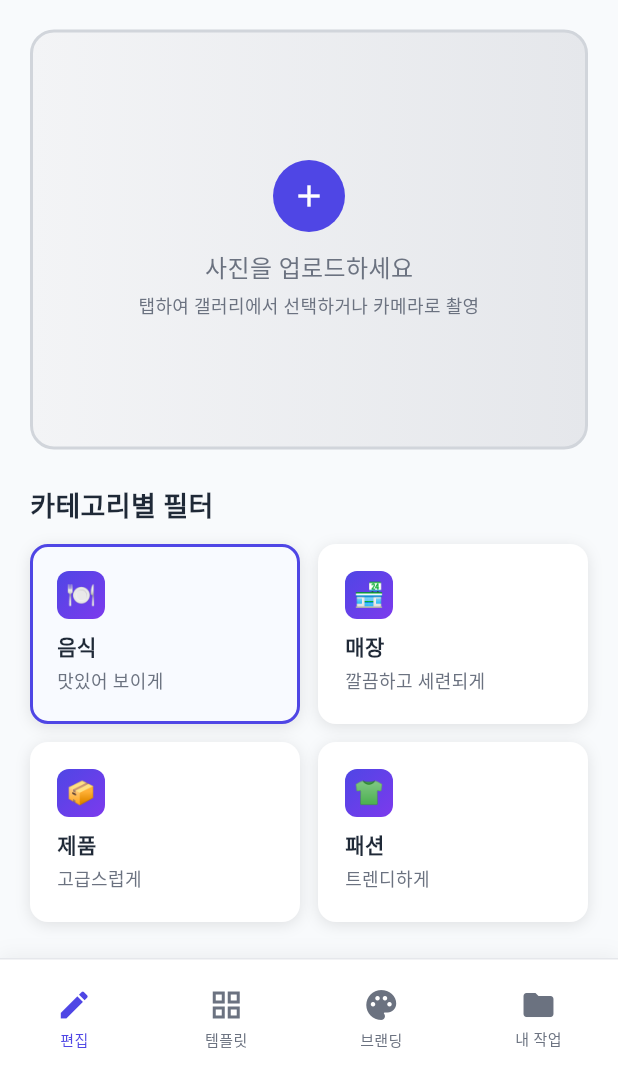
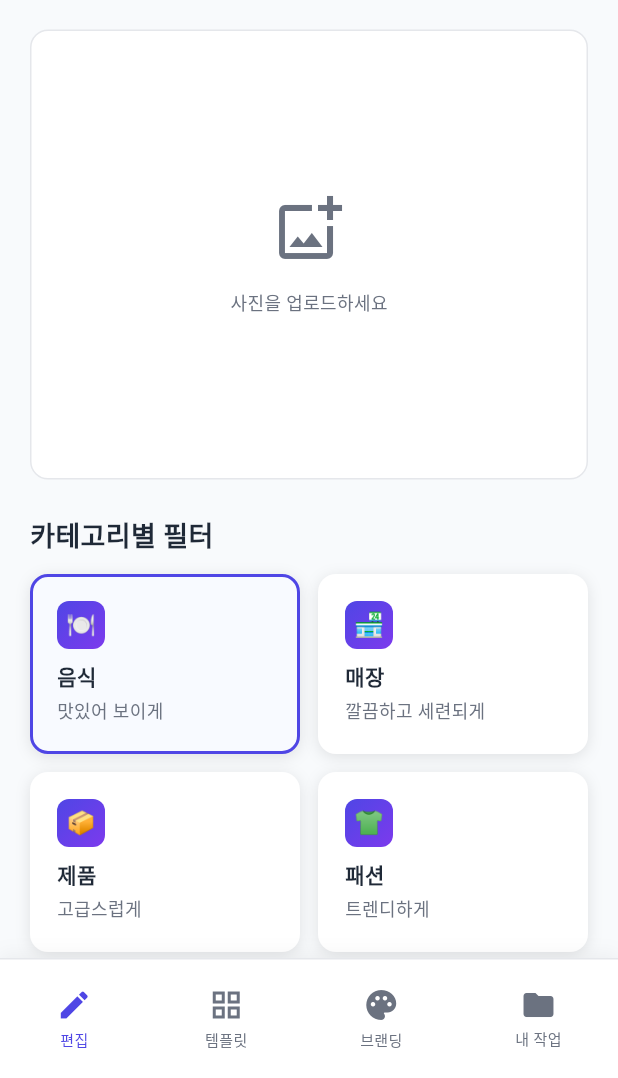
Before and after one commit to Aliasss/photo_filter, a Flutter app: the screen it shows after launch, on a phone screen of 412 x 824 dp, the part 158-1236 px from its top. Run offline on Flutter 3.47's test engine with Material 3 defaults, Android fonts, the phone set to English and light mode, and no system bars; our stand-ins replace image_gallery_saver, image_picker; missing offline and left inert: dart:html; Roboto replaces fonts that are missing (NotoSans).

Commit message:
필터 적용 수정

```diff
--- a/lib/screens/main_screen.dart
+++ b/lib/screens/main_screen.dart
@@ -115,81 +115,79 @@ class _MainScreenState extends State<MainScreen> with TickerProviderStateMixin {
   }
 
   Widget _buildPhotoPreview() {
+    if (_originalImage == null) {
       return GestureDetector(
         onTap: _showImageSourceDialog,
         child: Container(
           width: double.infinity,
-        height: 280,
+          height: 300,
           decoration: BoxDecoration(
-          gradient: _originalImage == null
-            ? const LinearGradient(
-                colors: [Color(0xFFF3F4F6), Color(0xFFE5E7EB)],
-              )
-            : null,
-          borderRadius: BorderRadius.circular(16),
-          border: Border.all(
-            color: AppColors.borderDashed,
-            width: 2,
+            color: AppColors.surface,
+            borderRadius: BorderRadius.circular(12),
+            border: Border.all(color: AppColors.border),
+          ),
+          child: Column(
+            mainAxisAlignment: MainAxisAlignment.center,
+            children: [
+              Icon(
+                Icons.add_photo_alternate_outlined,
+                size: 48,
+                color: AppColors.textSecondary,
+              ),
+              const SizedBox(height: 16),
+              Text(
+                '사진을 업로드하세요',
+                style: AppTextStyles.categoryDesc.copyWith(
+                  color: AppColors.textSecondary,
                 ),
               ),
-        child: _originalImage == null
-          ? Column(
-              mainAxisAlignment: MainAxisAlignment.center,
+            ],
+          ),
+        ),
+      );
+    }
+
+    return Stack(
       children: [
-                if (_isUploading)
-                  const CircularProgressIndicator(
-                    valueColor: AlwaysStoppedAnimation<Color>(AppColors.primary),
-                  )
-                else ...[
         Container(
-                    width: 48,
-                    height: 48,
-                    decoration: const BoxDecoration(
-                      color: AppColors.primary,
-                      shape: BoxShape.circle,
+          width: double.infinity,
+          height: 300,
+          decoration: BoxDecoration(
+            color: AppColors.surface,
+            borderRadius: BorderRadius.circular(12),
+            border: Border.all(color: AppColors.border),
           ),
-                    child: const Icon(Icons.add, color: Colors.white, size: 24),
+          child: ClipRRect(
+            borderRadius: BorderRadius.circular(12),
+            child: ColorFiltered(
+              colorFilter: ColorFilter.matrix(
+                _selectedFilterIndex >= 0
+                    ? FilterUtils.getMatrixForFilter(FilterCategory.categories[_selectedCategoryIndex].filters[_selectedFilterIndex])
+                    : [
+                        1.0, 0.0, 0.0, 0.0, 0.0,
+                        0.0, 1.0, 0.0, 0.0, 0.0,
+                        0.0, 0.0, 1.0, 0.0, 0.0,
+                        0.0, 0.0, 0.0, 1.0, 0.0,
+                      ],
               ),
-                  const SizedBox(height: 12),
-                  Text(
-                    '사진을 업로드하세요',
-                    style: AppTextStyles.categoryDesc.copyWith(fontSize: 16),
-                  ),
-                  const SizedBox(height: 4),
-                  Text(
-                    '탭하여 갤러리에서 선택하거나 카메라로 촬영',
-                    style: AppTextStyles.categoryDesc.copyWith(fontSize: 12),
-                    textAlign: TextAlign.center,
-                  ),
-                ],
-              ],
-            )
-          : Stack(
-              children: [
-                ClipRRect(
-                  borderRadius: BorderRadius.circular(16),
-                  child: ColorFiltered(
-                    colorFilter: ColorFilter.matrix(_currentMatrix),
               child: kIsWeb
                   ? Image.memory(
                       _originalImage,
-                          width: double.infinity,
-                          height: 280,
                       fit: BoxFit.cover,
                     )
                   : Image.file(
                       _originalImage,
-                          width: double.infinity,
-                          height: 280,
                       fit: BoxFit.cover,
                     ),
             ),
           ),
+        ),
         Positioned(
-                  top: 12,
-                  right: 12,
-                  child: GestureDetector(
-                    onTap: () {
+          top: 8,
+          right: 8,
+          child: IconButton(
+            icon: const Icon(Icons.close, color: Colors.white),
+            onPressed: () {
               setState(() {
                 _originalImage = null;
                 _selectedFilterIndex = -1;
@@ -201,23 +199,9 @@ class _MainScreenState extends State<MainScreen> with TickerProviderStateMixin {
                 ];
               });
             },
-                    child: Container(
-                      padding: const EdgeInsets.all(8),
-                      decoration: BoxDecoration(
-                        color: Colors.black.withOpacity(0.6),
-                        shape: BoxShape.circle,
-                      ),
-                      child: const Icon(
-                        Icons.close,
-                        color: Colors.white,
-                        size: 16,
-                      ),
-                    ),
           ),
         ),
       ],
-            ),
-      ),
     );
   }
 
--- a/lib/utils/filter_utils.dart
+++ b/lib/utils/filter_utils.dart
@@ -2,50 +2,54 @@ import 'dart:ui' as ui;
 import 'package:flutter/material.dart';
 
 class FilterUtils {
-  // 기본 필터 매트릭스
-  static List<double> getVividMatrix() => [
-    1.2, 0.0, 0.0, 0.0, 0.0,
-    0.0, 1.2, 0.0, 0.0, 0.0,
-    0.0, 0.0, 1.2, 0.0, 0.0,
-    0.0, 0.0, 0.0, 1.0, 0.0,
-  ];
+  // 필터별 기본 값 정의
+  static Map<String, Map<String, double>> filterPresets = {
+    // 매장 카테고리
+    'modern_black': {'brightness': -0.1, 'contrast': 0.2, 'warmth': -0.05},
+    'warm_wood': {'brightness': 0.05, 'contrast': 0.0, 'warmth': 0.15},
+    'minimal': {'brightness': 0.1, 'contrast': -0.05, 'warmth': 0.0},
 
-  static List<double> getClassicMatrix() => [
-    1.1, 0.0, 0.0, 0.0, 0.1,
-    0.0, 1.1, 0.0, 0.0, 0.1,
-    0.0, 0.0, 1.0, 0.0, 0.1,
-    0.0, 0.0, 0.0, 1.0, 0.0,
-  ];
+    // 음식 카테고리
+    'delicious': {'brightness': 0.05, 'contrast': 0.1, 'warmth': 0.1},
+    'vivid': {'brightness': 0.0, 'contrast': 0.15, 'warmth': 0.05},
 
-  static List<double> getModernMatrix() => [
-    1.3, 0.0, 0.0, 0.0, 0.0,
-    0.0, 1.3, 0.0, 0.0, 0.0,
-    0.0, 0.0, 1.3, 0.0, 0.0,
-    0.0, 0.0, 0.0, 1.0, 0.0,
-  ];
+    // 제품 카테고리
+    'luxury': {'brightness': -0.05, 'contrast': 0.1, 'warmth': -0.1},
+    'clean': {'brightness': 0.15, 'contrast': 0.0, 'warmth': -0.05},
 
-  static List<double> getVintageMatrix() => [
-    0.393, 0.769, 0.189, 0.0, 0.0,
-    0.349, 0.686, 0.168, 0.0, 0.0,
-    0.272, 0.534, 0.131, 0.0, 0.0,
-    0.0, 0.0, 0.0, 1.0, 0.0,
-  ];
+    // 패션 카테고리
+    'trendy': {'brightness': 0.0, 'contrast': 0.05, 'warmth': 0.05},
+    'vintage': {'brightness': -0.05, 'contrast': -0.05, 'warmth': 0.2},
+  };
 
-  static List<double> getDramaticMatrix() => [
-    1.4, 0.0, 0.0, 0.0, -0.1,
-    0.0, 1.4, 0.0, 0.0, -0.1,
-    0.0, 0.0, 1.4, 0.0, -0.1,
-    0.0, 0.0, 0.0, 1.0, 0.0,
-  ];
+  // 필터별 ColorMatrix 생성
+  static List<double> getMatrixForFilter(String filterName) {
+    final preset = filterPresets[filterName] ??
+      {'brightness': 0.0, 'contrast': 0.0, 'warmth': 0.0};
 
-  // 조정값에 따른 매트릭스 생성
+    return createAdjustmentMatrix(
+      brightness: preset['brightness']!,
+      contrast: preset['contrast']!,
+      warmth: preset['warmth']!,
+    );
+  }
+
+  // 조정값으로 ColorMatrix 생성
   static List<double> createAdjustmentMatrix({
     required double brightness,
     required double contrast,
     required double warmth,
   }) {
+    // 기본 행렬 (단위 행렬)
+    List<double> matrix = [
+      1.0, 0.0, 0.0, 0.0, 0.0,
+      0.0, 1.0, 0.0, 0.0, 0.0,
+      0.0, 0.0, 1.0, 0.0, 0.0,
+      0.0, 0.0, 0.0, 1.0, 0.0,
+    ];
+
     // 밝기 조정
-    final brightnessMatrix = [
+    List<double> brightnessMatrix = [
       1.0, 0.0, 0.0, 0.0, brightness,
       0.0, 1.0, 0.0, 0.0, brightness,
       0.0, 0.0, 1.0, 0.0, brightness,
@@ -53,80 +57,53 @@ class FilterUtils {
     ];
 
     // 대비 조정
-    final contrastFactor = 1.0 + contrast;
-    final contrastMatrix = [
+    double contrastFactor = 1.0 + contrast;
+    List<double> contrastMatrix = [
       contrastFactor, 0.0, 0.0, 0.0, 0.0,
       0.0, contrastFactor, 0.0, 0.0, 0.0,
       0.0, 0.0, contrastFactor, 0.0, 0.0,
       0.0, 0.0, 0.0, 1.0, 0.0,
     ];
 
-    // 따뜻함 조정
-    final warmthMatrix = [
-      1.0 + warmth * 0.1, 0.0, 0.0, 0.0, 0.0,
+    // 따뜻함 조정 (RGB 채널 조정)
+    List<double> warmthMatrix = [
+      1.0 + warmth, 0.0, 0.0, 0.0, 0.0,
       0.0, 1.0, 0.0, 0.0, 0.0,
-      0.0, 0.0, 1.0 - warmth * 0.1, 0.0, 0.0,
+      0.0, 0.0, 1.0 - warmth, 0.0, 0.0,
       0.0, 0.0, 0.0, 1.0, 0.0,
     ];
 
-    // 매트릭스 곱셈 (단순화된 버전)
-    return multiplyMatrices([
-      brightnessMatrix,
-      contrastMatrix,
-      warmthMatrix,
-    ]);
+    // 행렬 곱셈으로 모든 효과 결합
+    matrix = multiplyMatrices(matrix, brightnessMatrix);
+    matrix = multiplyMatrices(matrix, contrastMatrix);
+    matrix = multiplyMatrices(matrix, warmthMatrix);
+
+    return matrix;
   }
 
-  // 매트릭스 곱셈 (단순화된 버전)
-  static List<double> multiplyMatrices(List<List<double>> matrices) {
-    if (matrices.isEmpty) return [
-      1.0, 0.0, 0.0, 0.0, 0.0,
-      0.0, 1.0, 0.0, 0.0, 0.0,
-      0.0, 0.0, 1.0, 0.0, 0.0,
-      0.0, 0.0, 0.0, 1.0, 0.0,
-    ];
+  // 행렬 곱셈 함수
+  static List<double> multiplyMatrices(List<double> a, List<double> b) {
+    List<double> result = List<double>.filled(20, 0.0);
 
-    var result = matrices[0];
-    for (var i = 1; i < matrices.length; i++) {
-      result = _multiplyTwoMatrices(result, matrices[i]);
+    for (int i = 0; i < 4; i++) {
+      for (int j = 0; j < 5; j++) {
+        double sum = 0.0;
+        for (int k = 0; k < 4; k++) {
+          sum += a[i * 5 + k] * b[k * 5 + j];
+        }
+        if (j == 4) {
+          sum += a[i * 5 + 4];
+        }
+        result[i * 5 + j] = sum;
+      }
     }
+
     return result;
   }
 
-  static List<double> _multiplyTwoMatrices(List<double> a, List<double> b) {
-    final result = List<double>.filled(20, 0.0);
-    for (var i = 0; i < 4; i++) {
-      for (var j = 0; j < 5; j++) {
-        var sum = 0.0;
-        for (var k = 0; k < 4; k++) {
-          sum += a[i * 5 + k] * b[k * 5 + j];
-        }
-        result[i * 5 + j] = sum + (j == 4 ? a[i * 5 + 4] + b[i * 5 + 4] : 0.0);
-      }
-    }
-    return result;
-  }
-
-  // 필터 이름에 따른 매트릭스 반환
-  static List<double> getMatrixForFilter(String filterName) {
-    switch (filterName) {
-      case '비비드':
-        return getVividMatrix();
-      case '클래식':
-        return getClassicMatrix();
-      case '모던':
-        return getModernMatrix();
-      case '빈티지':
-        return getVintageMatrix();
-      case '드라마틱':
-        return getDramaticMatrix();
-      default:
-        return [
-          1.0, 0.0, 0.0, 0.0, 0.0,
-          0.0, 1.0, 0.0, 0.0, 0.0,
-          0.0, 0.0, 1.0, 0.0, 0.0,
-          0.0, 0.0, 0.0, 1.0, 0.0,
-        ];
-    }
+  // 필터 이름으로 기본값 가져오기
+  static Map<String, double> getFilterPreset(String filterName) {
+    return filterPresets[filterName] ??
+      {'brightness': 0.0, 'contrast': 0.0, 'warmth': 0.0};
   }
 }
```
Lines whose indentation alone changed are shown as unchanged.
